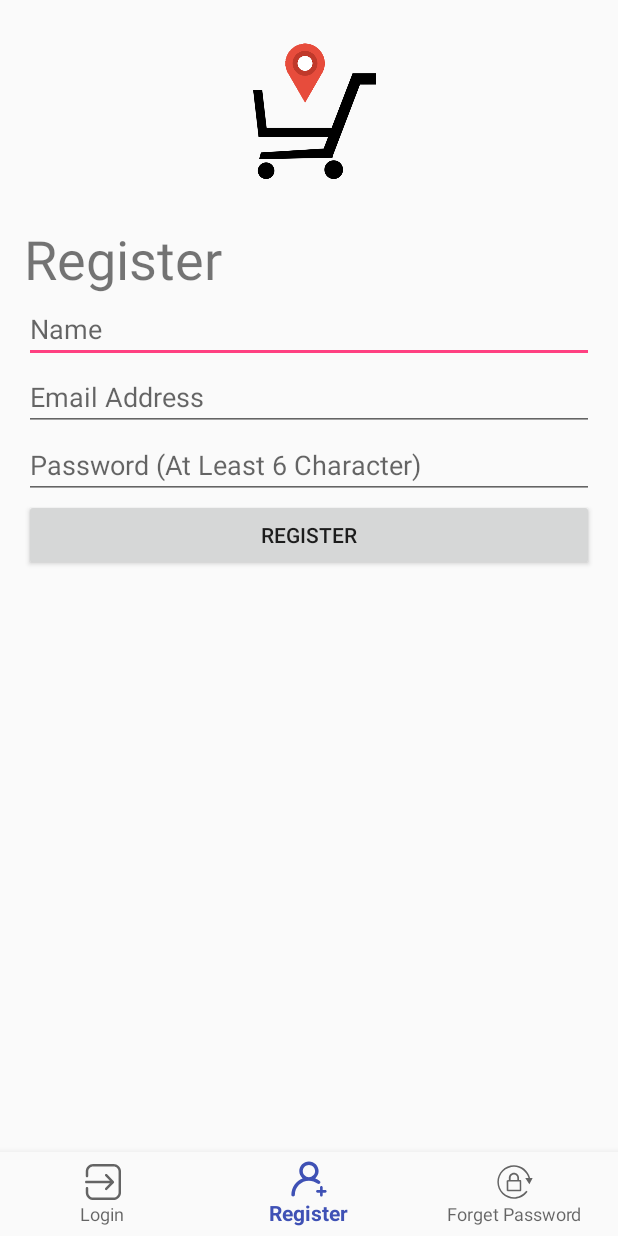
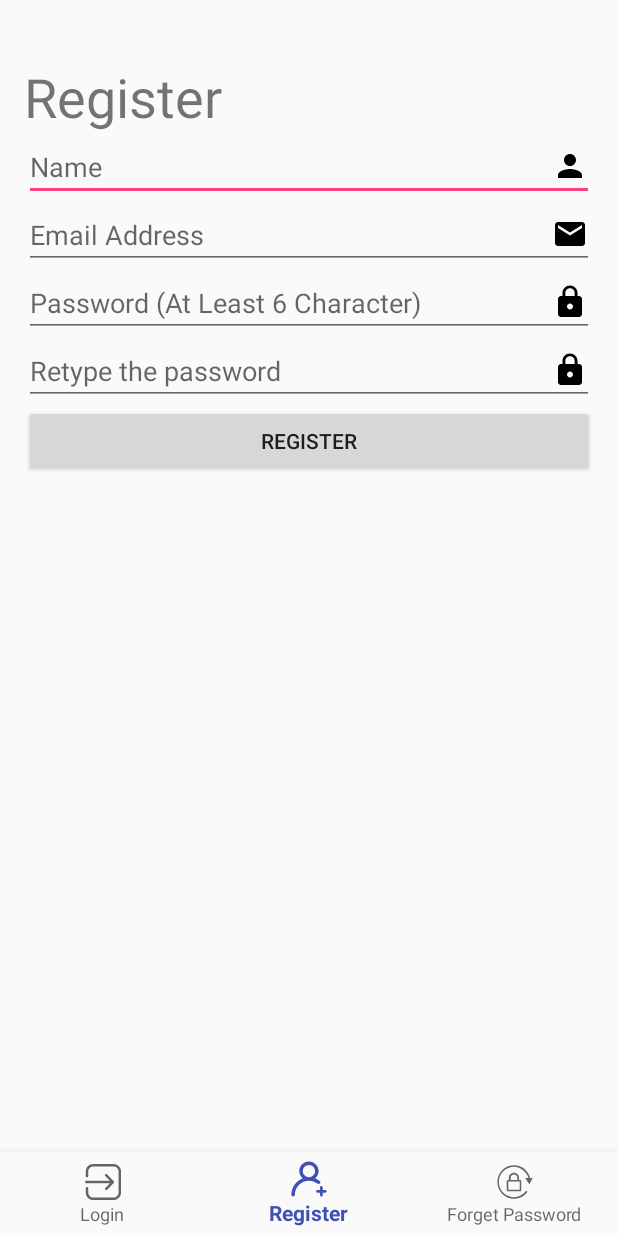
Before and after one commit to kvinltf/product-finding, an Android app: the screen it shows after launch (LoginActivity), item 2 of the bottom bar chosen, on a phone screen of 412 x 824 dp. Run offline under Robolectric (Android 15) with nearby library versions, the phone set to English and light mode, and no system bars; our stand-ins replace Firebase (no records; nobody signed in at launch, a user with empty details on screens opened directly).

Commit message:
change logo: onli appear on login, add icon for each edit text

```diff
--- /dev/null
+++ b/app/src/main/res/drawable/ic_email_black_24dp.xml
@@ -0,0 +1,9 @@
+<vector xmlns:android="http://schemas.android.com/apk/res/android"
+        android:width="24dp"
+        android:height="24dp"
+        android:viewportWidth="24.0"
+        android:viewportHeight="24.0">
+    <path
+        android:fillColor="#FF000000"
+        android:pathData="M20,4L4,4c-1.1,0 -1.99,0.9 -1.99,2L2,18c0,1.1 0.9,2 2,2h16c1.1,0 2,-0.9 2,-2L22,6c0,-1.1 -0.9,-2 -2,-2zM20,8l-8,5 -8,-5L4,6l8,5 8,-5v2z"/>
+</vector>
--- /dev/null
+++ b/app/src/main/res/drawable/ic_lock_black_24dp.xml
@@ -0,0 +1,9 @@
+<vector xmlns:android="http://schemas.android.com/apk/res/android"
+        android:width="24dp"
+        android:height="24dp"
+        android:viewportWidth="24.0"
+        android:viewportHeight="24.0">
+    <path
+        android:fillColor="#FF000000"
+        android:pathData="M18,8h-1L17,6c0,-2.76 -2.24,-5 -5,-5S7,3.24 7,6v2L6,8c-1.1,0 -2,0.9 -2,2v10c0,1.1 0.9,2 2,2h12c1.1,0 2,-0.9 2,-2L20,10c0,-1.1 -0.9,-2 -2,-2zM12,17c-1.1,0 -2,-0.9 -2,-2s0.9,-2 2,-2 2,0.9 2,2 -0.9,2 -2,2zM15.1,8L8.9,8L8.9,6c0,-1.71 1.39,-3.1 3.1,-3.1 1.71,0 3.1,1.39 3.1,3.1v2z"/>
+</vector>
--- a/app/src/main/res/layout/activity_login.xml
+++ b/app/src/main/res/layout/activity_login.xml
@@ -21,19 +21,7 @@
             android:layout_marginTop="16dp"
             android:orientation="vertical">
 
-            <ImageView
-                android:id="@+id/login_iv_logo"
-                android:layout_width="100dp"
-                android:layout_height="100dp"
-                android:layout_gravity="center_horizontal"
-                android:layout_marginEnd="8dp"
-                android:layout_marginStart="8dp"
-                android:layout_marginTop="8dp"
-                android:layout_weight="1"
-                app:layout_constraintEnd_toEndOf="parent"
-                app:layout_constraintStart_toStartOf="parent"
-                app:layout_constraintTop_toTopOf="parent"
-                app:srcCompat="@drawable/app_logo" />
+
 
             <FrameLayout
                 android:id="@+id/login_layout_content"
--- a/app/src/main/res/layout/fragment_login.xml
+++ b/app/src/main/res/layout/fragment_login.xml
@@ -1,4 +1,5 @@
 <FrameLayout xmlns:android="http://schemas.android.com/apk/res/android"
+    xmlns:app="http://schemas.android.com/apk/res-auto"
     android:layout_width="match_parent"
     android:layout_height="match_parent">
 
@@ -13,6 +14,17 @@
         android:orientation="vertical"
         android:padding="16dp">
 
+        <ImageView
+            android:id="@+id/login_iv_logo"
+            android:layout_width="100dp"
+            android:layout_height="100dp"
+            android:layout_gravity="center_horizontal"
+            android:layout_marginEnd="8dp"
+            android:layout_marginStart="8dp"
+            android:layout_marginTop="8dp"
+            android:contentDescription="@string/logo"
+            app:srcCompat="@drawable/app_logo" />
+
 
         <TextView
             android:id="@+id/login_tv_title"
@@ -25,6 +37,7 @@
             android:id="@+id/login_et_email"
             android:layout_width="match_parent"
             android:layout_height="wrap_content"
+            android:drawableRight="@drawable/ic_email_black_24dp"
             android:ems="10"
             android:hint="@string/txt_email_address"
             android:inputType="textEmailAddress"
@@ -34,6 +47,7 @@
             android:id="@+id/login_et_password"
             android:layout_width="match_parent"
             android:layout_height="wrap_content"
+            android:drawableRight="@drawable/ic_lock_black_24dp"
             android:ems="10"
             android:hint="@string/txt_password"
             android:inputType="textPassword"
--- a/app/src/main/res/layout/fragment_register.xml
+++ b/app/src/main/res/layout/fragment_register.xml
@@ -24,6 +24,7 @@
             android:id="@+id/register_et_name"
             android:layout_width="match_parent"
             android:layout_height="wrap_content"
+            android:drawableRight="@drawable/ic_person_black_24dp"
             android:ems="10"
             android:hint="@string/txt_name"
             android:inputType="textPersonName" />
@@ -32,6 +33,7 @@
             android:id="@+id/register_et_email"
             android:layout_width="match_parent"
             android:layout_height="wrap_content"
+            android:drawableRight="@drawable/ic_email_black_24dp"
             android:ems="10"
             android:hint="@string/txt_email_address"
             android:inputType="textEmailAddress"
@@ -41,8 +43,19 @@
             android:id="@+id/register_et_password"
             android:layout_width="match_parent"
             android:layout_height="wrap_content"
+            android:drawableRight="@drawable/ic_lock_black_24dp"
             android:ems="10"
             android:hint="@string/txt_password"
+            android:inputType="textPassword"
+            android:singleLine="true" />
+
+        <EditText
+            android:id="@+id/register_et_repassword"
+            android:layout_width="match_parent"
+            android:layout_height="wrap_content"
+            android:drawableRight="@drawable/ic_lock_black_24dp"
+            android:ems="10"
+            android:hint="Retype the password"
             android:inputType="textPassword"
             android:singleLine="true" />
 
--- a/app/src/main/res/layout/fragment_reset_password.xml
+++ b/app/src/main/res/layout/fragment_reset_password.xml
@@ -24,6 +24,7 @@
             android:id="@+id/reset_pass_et_email"
             android:layout_width="match_parent"
             android:layout_height="wrap_content"
+            android:drawableRight="@drawable/ic_email_black_24dp"
             android:ems="10"
             android:hint="@string/txt_email_address"
             android:inputType="textEmailAddress"
--- a/app/src/main/res/values/strings.xml
+++ b/app/src/main/res/values/strings.xml
@@ -37,4 +37,5 @@
     <!-- TODO: Remove or change this placeholder text -->
     <string name="hello_blank_fragment">Hello blank fragment</string>
     <string name="search_hint">Search...</string>
+    <string name="logo">logo</string>
 </resources>
--- a/build.gradle
+++ b/build.gradle
@@ -7,7 +7,7 @@ buildscript {
         jcenter()
     }
     dependencies {
-        classpath 'com.android.tools.build:gradle:3.1.1'
+        classpath 'com.android.tools.build:gradle:3.1.3'
         classpath "org.jetbrains.kotlin:kotlin-gradle-plugin:$kotlin_version"
 
         // NOTE: Do not place your application dependencies here; they belong
```
